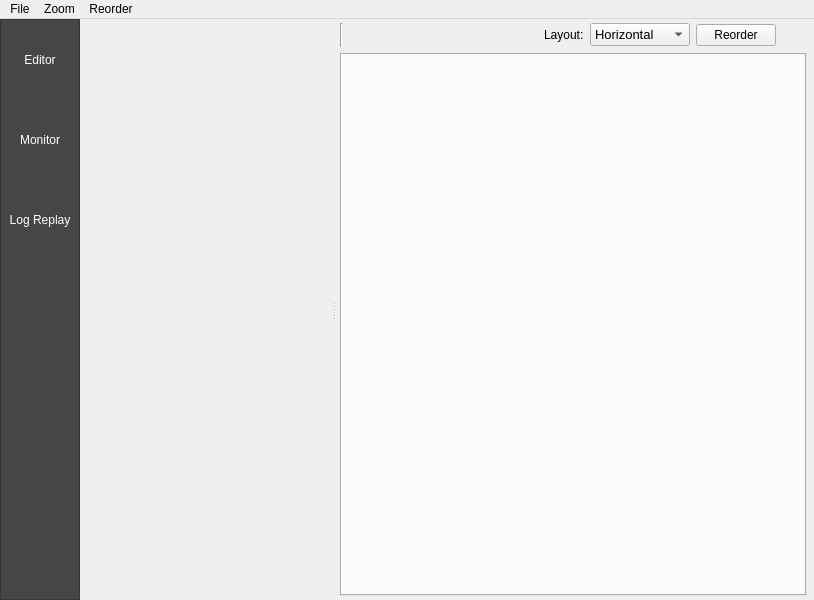
Old version of the form bt_editor/mainwindow.ui in the repository BehaviorTree/Groot.
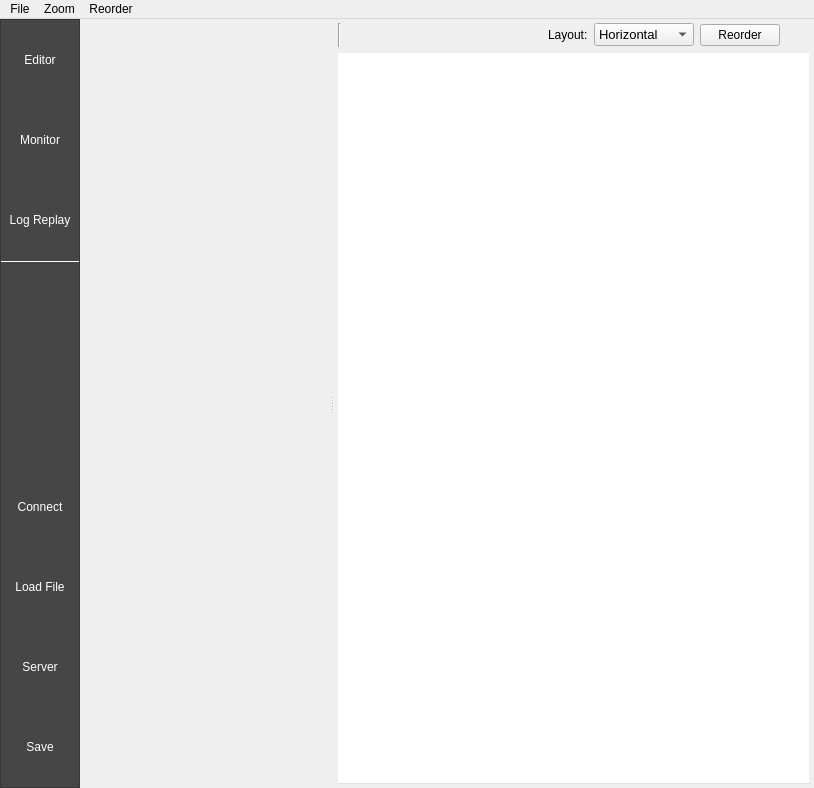
New version of the form. Icons and pictures are not drawn.

Diff of the .ui file:
```diff
--- a/bt_editor/mainwindow.ui
+++ b/bt_editor/mainwindow.ui
@@ -7,7 +7,7 @@
     <x>0</x>
     <y>0</y>
     <width>814</width>
-    <height>600</height>
+    <height>788</height>
    </rect>
   </property>
   <property name="minimumSize">
@@ -32,9 +32,12 @@
    <enum>QTabWidget::Rounded</enum>
   </property>
   <widget class="QWidget" name="centralwidget">
+   <property name="styleSheet">
+    <string notr="true"/>
+   </property>
    <layout class="QHBoxLayout" name="horizontalLayout">
     <property name="spacing">
-     <number>2</number>
+     <number>0</number>
     </property>
     <property name="leftMargin">
      <number>0</number>
@@ -43,7 +46,7 @@
      <number>0</number>
     </property>
     <property name="rightMargin">
-     <number>4</number>
+     <number>0</number>
     </property>
     <property name="bottomMargin">
      <number>0</number>
@@ -265,7 +268,23 @@
         </widget>
        </item>
        <item>
-        <spacer name="verticalSpacer">
+        <widget class="Line" name="line_2">
+         <property name="styleSheet">
+          <string notr="true">color: white;</string>
+         </property>
+         <property name="frameShadow">
+          <enum>QFrame::Plain</enum>
+         </property>
+         <property name="lineWidth">
+          <number>1</number>
+         </property>
+         <property name="orientation">
+          <enum>Qt::Horizontal</enum>
+         </property>
+        </widget>
+       </item>
+       <item>
+        <spacer name="verticalSpacer_2">
          <property name="orientation">
           <enum>Qt::Vertical</enum>
          </property>
@@ -277,6 +296,247 @@
          </property>
         </spacer>
        </item>
+       <item>
+        <widget class="QToolButton" name="toolButtonConnect">
+         <property name="minimumSize">
+          <size>
+           <width>78</width>
+           <height>80</height>
+          </size>
+         </property>
+         <property name="maximumSize">
+          <size>
+           <width>78</width>
+           <height>80</height>
+          </size>
+         </property>
+         <property name="focusPolicy">
+          <enum>Qt::NoFocus</enum>
+         </property>
+         <property name="autoFillBackground">
+          <bool>false</bool>
+         </property>
+         <property name="styleSheet">
+          <string notr="true">QToolButton {
+    color:white;
+}
+
+
+QToolButton:hover{
+   background-color: rgb(110, 110, 110);
+}
+
+
+QToolButton:pressed{
+  background-color: rgb(190, 101, 0)
+}</string>
+         </property>
+         <property name="text">
+          <string>Connect</string>
+         </property>
+         <property name="icon">
+          <iconset resource="resources/icons.qrc">
+           <normaloff>:/icons/connect.png</normaloff>:/icons/connect.png</iconset>
+         </property>
+         <property name="iconSize">
+          <size>
+           <width>40</width>
+           <height>40</height>
+          </size>
+         </property>
+         <property name="checkable">
+          <bool>false</bool>
+         </property>
+         <property name="toolButtonStyle">
+          <enum>Qt::ToolButtonTextUnderIcon</enum>
+         </property>
+         <property name="autoRaise">
+          <bool>true</bool>
+         </property>
+        </widget>
+       </item>
+       <item>
+        <widget class="QToolButton" name="toolButtonLoadFile">
+         <property name="minimumSize">
+          <size>
+           <width>78</width>
+           <height>80</height>
+          </size>
+         </property>
+         <property name="maximumSize">
+          <size>
+           <width>78</width>
+           <height>80</height>
+          </size>
+         </property>
+         <property name="focusPolicy">
+          <enum>Qt::NoFocus</enum>
+         </property>
+         <property name="autoFillBackground">
+          <bool>false</bool>
+         </property>
+         <property name="styleSheet">
+          <string notr="true">QToolButton {
+    color:white;
+}
+
+
+QToolButton:hover{
+   background-color: rgb(110, 110, 110);
+}
+
+
+QToolButton:pressed{
+  background-color: rgb(190, 101, 0)
+}</string>
+         </property>
+         <property name="text">
+          <string>Load File</string>
+         </property>
+         <property name="icon">
+          <iconset resource="resources/icons.qrc">
+           <normaloff>:/icons/load_file.png</normaloff>:/icons/load_file.png</iconset>
+         </property>
+         <property name="iconSize">
+          <size>
+           <width>40</width>
+           <height>40</height>
+          </size>
+         </property>
+         <property name="checkable">
+          <bool>false</bool>
+         </property>
+         <property name="toolButtonStyle">
+          <enum>Qt::ToolButtonTextUnderIcon</enum>
+         </property>
+         <property name="autoRaise">
+          <bool>true</bool>
+         </property>
+        </widget>
+       </item>
+       <item>
+        <widget class="QToolButton" name="toolButtonLoadRemote">
+         <property name="minimumSize">
+          <size>
+           <width>78</width>
+           <height>80</height>
+          </size>
+         </property>
+         <property name="maximumSize">
+          <size>
+           <width>78</width>
+           <height>80</height>
+          </size>
+         </property>
+         <property name="font">
+          <font>
+           <pointsize>9</pointsize>
+          </font>
+         </property>
+         <property name="focusPolicy">
+          <enum>Qt::NoFocus</enum>
+         </property>
+         <property name="autoFillBackground">
+          <bool>false</bool>
+         </property>
+         <property name="styleSheet">
+          <string notr="true">QToolButton {
+    color:white;
+}
+
+
+QToolButton:hover{
+   background-color: rgb(110, 110, 110);
+}
+
+
+QToolButton:pressed{
+  background-color: rgb(190, 101, 0)
+}</string>
+         </property>
+         <property name="text">
+          <string>Server</string>
+         </property>
+         <property name="icon">
+          <iconset resource="resources/icons.qrc">
+           <normaloff>:/icons/download.png</normaloff>:/icons/download.png</iconset>
+         </property>
+         <property name="iconSize">
+          <size>
+           <width>50</width>
+           <height>50</height>
+          </size>
+         </property>
+         <property name="checkable">
+          <bool>false</bool>
+         </property>
+         <property name="toolButtonStyle">
+          <enum>Qt::ToolButtonTextUnderIcon</enum>
+         </property>
+         <property name="autoRaise">
+          <bool>true</bool>
+         </property>
+        </widget>
+       </item>
+       <item>
+        <widget class="QToolButton" name="toolButtonSaveFile">
+         <property name="minimumSize">
+          <size>
+           <width>78</width>
+           <height>80</height>
+          </size>
+         </property>
+         <property name="maximumSize">
+          <size>
+           <width>78</width>
+           <height>80</height>
+          </size>
+         </property>
+         <property name="focusPolicy">
+          <enum>Qt::NoFocus</enum>
+         </property>
+         <property name="autoFillBackground">
+          <bool>false</bool>
+         </property>
+         <property name="styleSheet">
+          <string notr="true">QToolButton {
+    color:white;
+}
+
+
+QToolButton:hover{
+   background-color: rgb(110, 110, 110);
+}
+
+
+QToolButton:pressed{
+  background-color: rgb(190, 101, 0)
+}</string>
+         </property>
+         <property name="text">
+          <string>Save</string>
+         </property>
+         <property name="icon">
+          <iconset resource="resources/icons.qrc">
+           <normaloff>:/icons/save.png</normaloff>:/icons/save.png</iconset>
+         </property>
+         <property name="iconSize">
+          <size>
+           <width>40</width>
+           <height>40</height>
+          </size>
+         </property>
+         <property name="checkable">
+          <bool>false</bool>
+         </property>
+         <property name="toolButtonStyle">
+          <enum>Qt::ToolButtonTextUnderIcon</enum>
+         </property>
+         <property name="autoRaise">
+          <bool>true</bool>
+         </property>
+        </widget>
+       </item>
       </layout>
      </widget>
     </item>
@@ -422,6 +682,9 @@
               <pointsize>10</pointsize>
              </font>
             </property>
+            <property name="focusPolicy">
+             <enum>Qt::NoFocus</enum>
+            </property>
             <item>
              <property name="text">
               <string>Horizontal</string>
@@ -488,9 +751,15 @@
             <height>0</height>
            </size>
           </property>
+          <property name="focusPolicy">
+           <enum>Qt::NoFocus</enum>
+          </property>
           <property name="acceptDrops">
            <bool>true</bool>
           </property>
+          <property name="styleSheet">
+           <string notr="true">background-color: rgba(255, 255, 255, 0);</string>
+          </property>
           <property name="currentIndex">
            <number>-1</number>
           </property>
```
